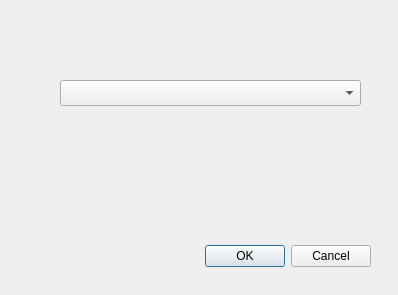
Old version of the form src/adplugins/adtextfile/dialog.ui in the repository qtplatz/qtplatz.
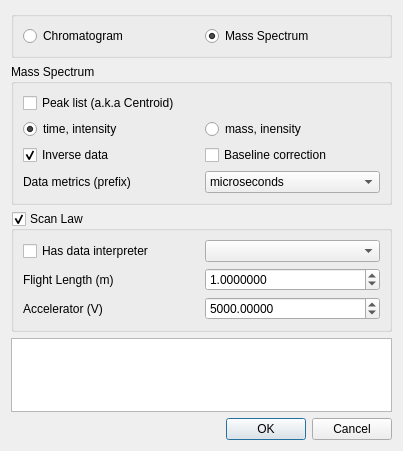
New version of the form.

Commit message: add dialog for txtspectrum import

Patch:
```diff
--- a/src/adplugins/adtextfile/dialog.ui
+++ b/src/adplugins/adtextfile/dialog.ui
@@ -6,39 +6,223 @@
    <rect>
     <x>0</x>
     <y>0</y>
-    <width>398</width>
-    <height>295</height>
+    <width>403</width>
+    <height>451</height>
    </rect>
   </property>
   <property name="windowTitle">
    <string>Dialog</string>
   </property>
-  <widget class="QDialogButtonBox" name="buttonBox">
-   <property name="geometry">
-    <rect>
-     <x>30</x>
-     <y>240</y>
-     <width>341</width>
-     <height>32</height>
-    </rect>
-   </property>
-   <property name="orientation">
-    <enum>Qt::Horizontal</enum>
-   </property>
-   <property name="standardButtons">
-    <set>QDialogButtonBox::Cancel|QDialogButtonBox::Ok</set>
-   </property>
-  </widget>
-  <widget class="QComboBox" name="comboBox">
-   <property name="geometry">
-    <rect>
-     <x>60</x>
-     <y>80</y>
-     <width>301</width>
-     <height>26</height>
-    </rect>
-   </property>
-  </widget>
+  <layout class="QVBoxLayout" name="verticalLayout" stretch="1,2,2,2,0">
+   <item>
+    <widget class="QGroupBox" name="groupBox">
+     <property name="title">
+      <string/>
+     </property>
+     <layout class="QHBoxLayout" name="horizontalLayout_2">
+      <item>
+       <layout class="QHBoxLayout" name="horizontalLayout">
+        <item>
+         <widget class="QRadioButton" name="radioButton">
+          <property name="text">
+           <string>Chromatogram</string>
+          </property>
+         </widget>
+        </item>
+        <item>
+         <widget class="QRadioButton" name="radioButton_2">
+          <property name="text">
+           <string>Mass Spectrum</string>
+          </property>
+          <property name="checked">
+           <bool>true</bool>
+          </property>
+         </widget>
+        </item>
+       </layout>
+      </item>
+     </layout>
+    </widget>
+   </item>
+   <item>
+    <widget class="QGroupBox" name="groupBox_3">
+     <property name="title">
+      <string>Mass Spectrum</string>
+     </property>
+     <layout class="QGridLayout" name="gridLayout_4">
+      <item row="0" column="0">
+       <layout class="QGridLayout" name="gridLayout_3">
+        <item row="2" column="0">
+         <widget class="QCheckBox" name="checkBox_2">
+          <property name="text">
+           <string>Inverse data</string>
+          </property>
+          <property name="checked">
+           <bool>true</bool>
+          </property>
+         </widget>
+        </item>
+        <item row="1" column="0">
+         <widget class="QRadioButton" name="radioButton_3">
+          <property name="text">
+           <string>time, intensity</string>
+          </property>
+          <property name="checked">
+           <bool>true</bool>
+          </property>
+         </widget>
+        </item>
+        <item row="1" column="1">
+         <widget class="QRadioButton" name="radioButton_4">
+          <property name="text">
+           <string>mass, inensity</string>
+          </property>
+         </widget>
+        </item>
+        <item row="2" column="1">
+         <widget class="QCheckBox" name="checkBox_3">
+          <property name="text">
+           <string>Baseline correction</string>
+          </property>
+         </widget>
+        </item>
+        <item row="3" column="0">
+         <widget class="QLabel" name="label_3">
+          <property name="text">
+           <string>Data metrics (prefix)</string>
+          </property>
+         </widget>
+        </item>
+        <item row="3" column="1">
+         <widget class="QComboBox" name="comboBox_2">
+          <property name="editable">
+           <bool>false</bool>
+          </property>
+          <property name="currentText">
+           <string>microseconds</string>
+          </property>
+          <property name="currentIndex">
+           <number>2</number>
+          </property>
+          <item>
+           <property name="text">
+            <string>seconds</string>
+           </property>
+          </item>
+          <item>
+           <property name="text">
+            <string>milliseconds</string>
+           </property>
+          </item>
+          <item>
+           <property name="text">
+            <string>microseconds</string>
+           </property>
+          </item>
+          <item>
+           <property name="text">
+            <string>nanoseconds</string>
+           </property>
+          </item>
+          <item>
+           <property name="text">
+            <string>picoseconds</string>
+           </property>
+          </item>
+         </widget>
+        </item>
+        <item row="0" column="0">
+         <widget class="QCheckBox" name="checkBox_4">
+          <property name="text">
+           <string>Peak list (a.k.a Centroid)</string>
+          </property>
+          <property name="checked">
+           <bool>false</bool>
+          </property>
+         </widget>
+        </item>
+       </layout>
+      </item>
+     </layout>
+    </widget>
+   </item>
+   <item>
+    <widget class="QGroupBox" name="groupBox_2">
+     <property name="title">
+      <string>Scan Law</string>
+     </property>
+     <property name="checkable">
+      <bool>true</bool>
+     </property>
+     <layout class="QGridLayout" name="gridLayout_2">
+      <item row="0" column="0">
+       <layout class="QGridLayout" name="gridLayout">
+        <item row="1" column="1">
+         <widget class="QDoubleSpinBox" name="doubleSpinBox">
+          <property name="decimals">
+           <number>7</number>
+          </property>
+          <property name="value">
+           <double>1.000000000000000</double>
+          </property>
+         </widget>
+        </item>
+        <item row="2" column="1">
+         <widget class="QDoubleSpinBox" name="doubleSpinBox_2">
+          <property name="decimals">
+           <number>5</number>
+          </property>
+          <property name="maximum">
+           <double>1000000.000000000000000</double>
+          </property>
+          <property name="value">
+           <double>5000.000000000000000</double>
+          </property>
+         </widget>
+        </item>
+        <item row="0" column="1">
+         <widget class="QComboBox" name="comboBox"/>
+        </item>
+        <item row="1" column="0">
+         <widget class="QLabel" name="label">
+          <property name="text">
+           <string>Flight Length (m)</string>
+          </property>
+         </widget>
+        </item>
+        <item row="0" column="0">
+         <widget class="QCheckBox" name="checkBox">
+          <property name="text">
+           <string>Has data interpreter</string>
+          </property>
+         </widget>
+        </item>
+        <item row="2" column="0">
+         <widget class="QLabel" name="label_2">
+          <property name="text">
+           <string>Accelerator (V)</string>
+          </property>
+         </widget>
+        </item>
+       </layout>
+      </item>
+     </layout>
+    </widget>
+   </item>
+   <item>
+    <widget class="QTableView" name="tableView"/>
+   </item>
+   <item>
+    <widget class="QDialogButtonBox" name="buttonBox">
+     <property name="orientation">
+      <enum>Qt::Horizontal</enum>
+     </property>
+     <property name="standardButtons">
+      <set>QDialogButtonBox::Cancel|QDialogButtonBox::Ok</set>
+     </property>
+    </widget>
+   </item>
+  </layout>
  </widget>
  <resources/>
  <connections>
```
The commit also changes 7 other files.
